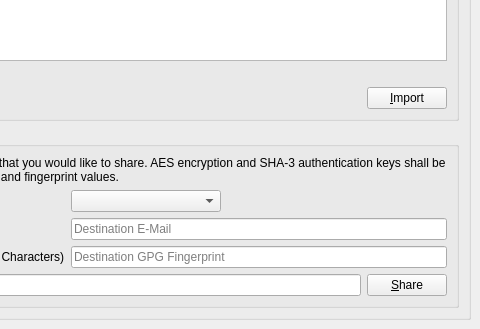
Qt form Source/UI/spot-on-rosetta-gpg-import.ui (textbrowser/spot-on) before a commit; both pictures show x 220 to 700 and y 471 to 800 of the 700 by 800 pixel window.
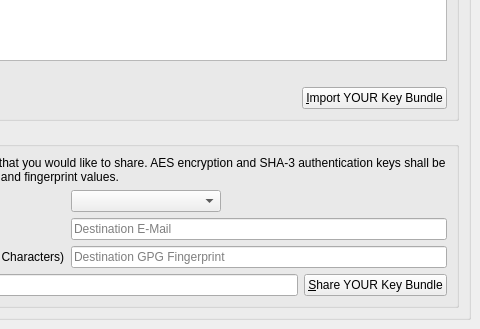
The same form after that commit. Icons and pictures are not drawn. Custom widgets are drawn as their Qt base class.

Diff of the .ui file:
```diff
--- a/Source/UI/spot-on-rosetta-gpg-import.ui
+++ b/Source/UI/spot-on-rosetta-gpg-import.ui
@@ -118,7 +118,7 @@
             <item>
              <widget class="spoton_animated_push_button" name="importButton">
               <property name="text">
-               <string>&amp;Import</string>
+               <string>&amp;Import YOUR Key Bundle</string>
               </property>
              </widget>
             </item>
@@ -230,7 +230,7 @@
             <item>
              <widget class="spoton_animated_push_button" name="share">
               <property name="text">
-               <string>&amp;Share</string>
+               <string>&amp;Share YOUR Key Bundle</string>
               </property>
              </widget>
             </item>
```
